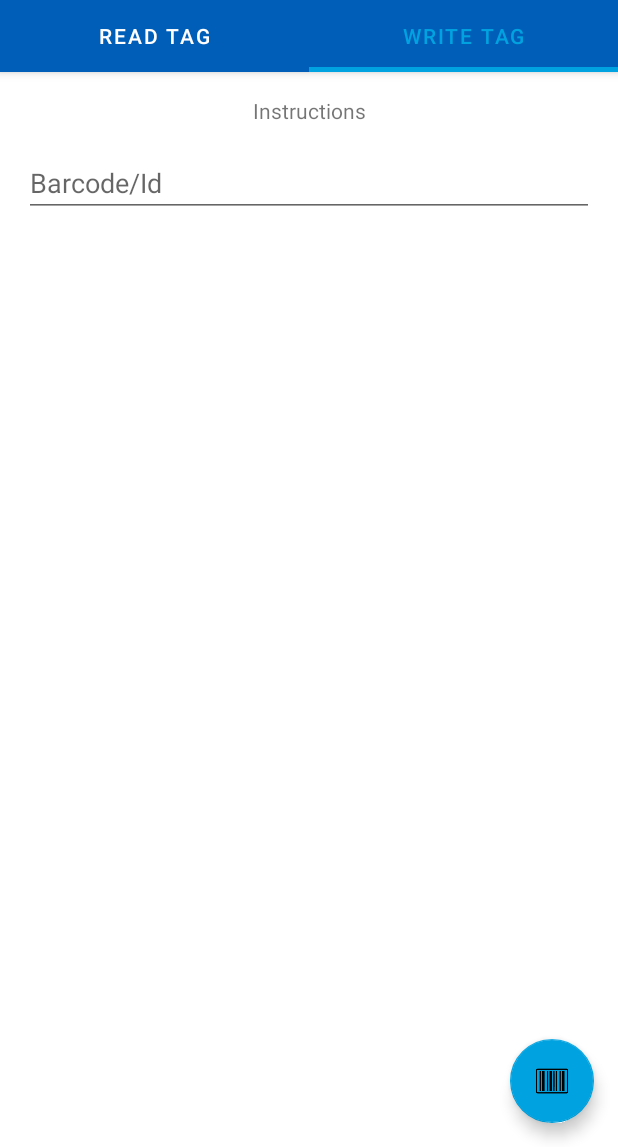
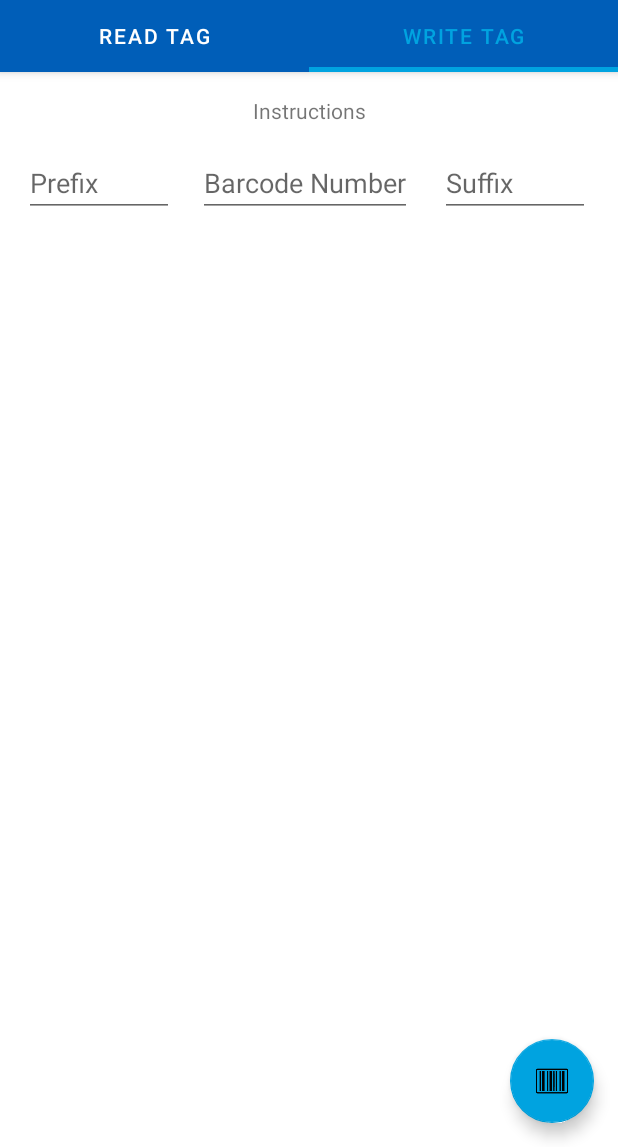
Before and after one commit to alienmanfc6/nfc-factory, an Android app: the screen it shows after launch (MainActivity), tab 2 chosen, on a phone screen of 412 x 824 dp, the part 89-1236 px from its top. Run offline under Robolectric (Android 15) with nearby library versions, the phone set to English and light mode, and no system bars.

Commit message:
Adds support for prefix and suffix for tag data

```diff
--- a/app/src/main/java/com/alienmantech/nfcfactory/fragments/WriteTagFragment.kt
+++ b/app/src/main/java/com/alienmantech/nfcfactory/fragments/WriteTagFragment.kt
@@ -6,6 +6,7 @@ import androidx.fragment.app.Fragment
 import android.view.LayoutInflater
 import android.view.View
 import android.view.ViewGroup
+import android.widget.EditText
 import android.widget.TextView
 import androidx.lifecycle.ViewModelProvider
 import com.alienmantech.nfcfactory.R
@@ -22,7 +23,9 @@ private const val ARG_PARAM1 = "param1"
 class WriteTagFragment : BaseTagFragment() {
     private var param1: String? = null
 
-    private lateinit var inputEditText: TextView
+    private lateinit var prefixEditText: EditText
+    private lateinit var numberEditText: EditText
+    private lateinit var suffixEditText: EditText
     private lateinit var mViewModel: WriteTagViewModel
 
     override fun onCreate(savedInstanceState: Bundle?) {
@@ -41,20 +44,40 @@ class WriteTagFragment : BaseTagFragment() {
             savedInstanceState: Bundle?
     ): View? {
         val root = inflater.inflate(R.layout.fragment_write_tag, container, false)
-        inputEditText = root.findViewById(R.id.id_edit_text)
+        prefixEditText = root.findViewById(R.id.prefix_edit_text)
+        numberEditText = root.findViewById(R.id.number_edit_text)
+        suffixEditText = root.findViewById(R.id.suffix_edit_text)
 
         return root
     }
 
     override fun processTag(intent: Intent) {
-        val input = getTextInput()
+        val input = getBarcodeInput()
         if (input.isNotEmpty()) {
-            Utils.writeNfcTag(intent, input)
+            val result = Utils.writeNfcTag(intent, input)
+            if (result) {
+                increaseNumber(1)
+            }
         }
     }
 
-    private fun getTextInput(): String {
-        return inputEditText.text.toString()
+    override fun processBarcodeRead(format: Int, barcode: String) {
+        super.processBarcodeRead(format, barcode)
+
+        val result = Utils.splitBarcode(barcode)
+        prefixEditText.setText(result.first)
+        numberEditText.setText(result.second.toString())
+        suffixEditText.setText(result.third)
+    }
+
+    private fun getBarcodeInput(): String {
+        return prefixEditText.text.toString() + numberEditText.text.toString() + suffixEditText.text.toString()
+    }
+
+    private fun increaseNumber(increaseBy: Int) {
+        var number = Integer.parseInt(numberEditText.text.toString())
+        number += increaseBy
+        numberEditText.setText(number.toString())
     }
 
     companion object {
--- a/app/src/main/res/layout/fragment_write_tag.xml
+++ b/app/src/main/res/layout/fragment_write_tag.xml
@@ -3,6 +3,7 @@
     xmlns:tools="http://schemas.android.com/tools"
     android:layout_width="match_parent"
     android:layout_height="match_parent"
+    xmlns:app="http://schemas.android.com/apk/res-auto"
     tools:context="com.alienmantech.nfcfactory.fragments.WriteTagFragment">
 
     <TextView
@@ -11,14 +12,41 @@
         android:layout_height="wrap_content"
         android:layout_marginTop="16dp"
         android:gravity="center"
-        android:text="Instructions"/>
+        android:text="Instructions" />
 
-    <EditText
-        android:id="@+id/id_edit_text"
+    <androidx.constraintlayout.widget.ConstraintLayout
         android:layout_width="match_parent"
         android:layout_height="wrap_content"
-        android:layout_margin="16dp"
-        android:layout_below="@+id/main_label"
-        android:hint="Barcode/Id"/>
+        android:layout_below="@id/main_label">
+
+        <EditText
+            android:id="@+id/prefix_edit_text"
+            android:layout_width="100dp"
+            android:layout_height="wrap_content"
+            android:layout_margin="16dp"
+            android:hint="Prefix"
+            app:layout_constraintTop_toTopOf="parent"
+            app:layout_constraintStart_toStartOf="parent"/>
+
+        <EditText
+            android:id="@+id/number_edit_text"
+            android:layout_width="0dp"
+            android:layout_height="wrap_content"
+            android:layout_margin="16dp"
+            android:hint="Barcode Number"
+            app:layout_constraintTop_toTopOf="parent"
+            app:layout_constraintStart_toEndOf="@id/prefix_edit_text"/>
+
+        <EditText
+            android:id="@+id/suffix_edit_text"
+            android:layout_width="100dp"
+            android:layout_height="wrap_content"
+            android:layout_margin="16dp"
+            android:hint="Suffix"
+            app:layout_constraintTop_toTopOf="parent"
+            app:layout_constraintEnd_toEndOf="parent"
+            app:layout_constraintStart_toEndOf="@id/number_edit_text"/>
+
+    </androidx.constraintlayout.widget.ConstraintLayout>
 
 </RelativeLayout>
```
